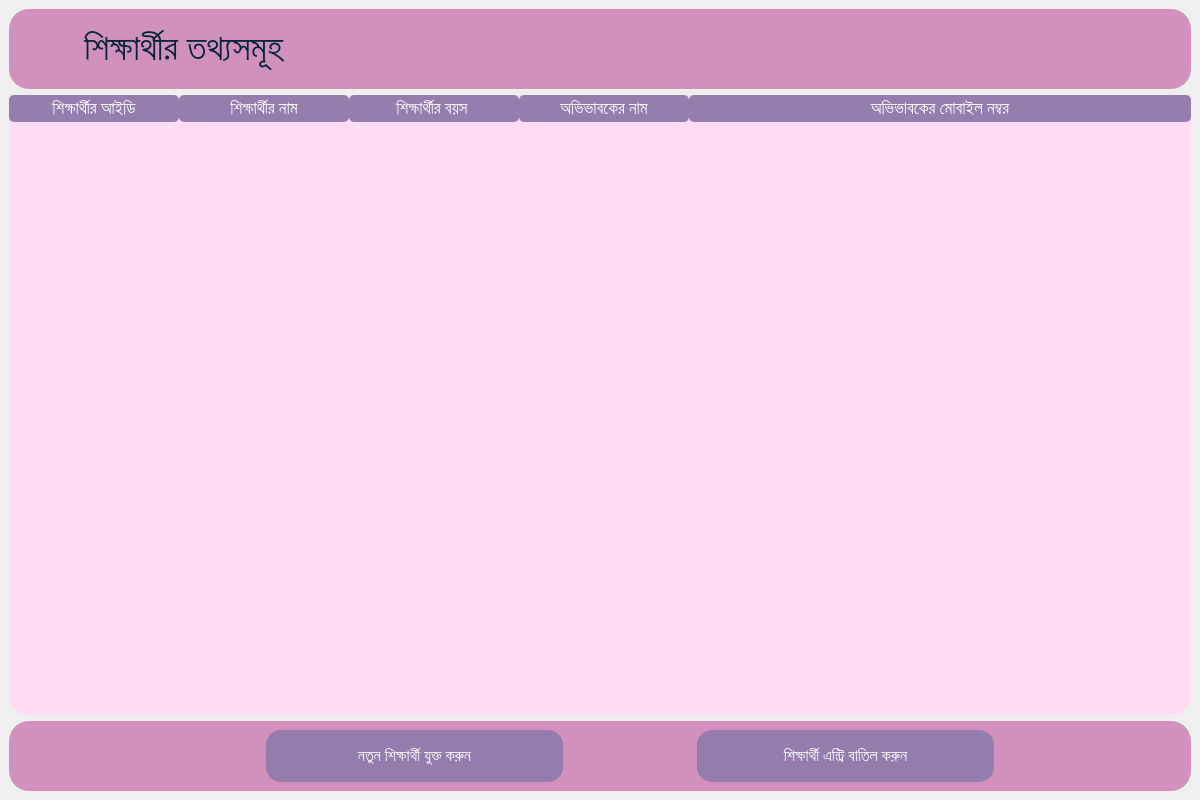
ahmedfahad04/SPL-2, file EmPower/UI/Student_details.ui: the form before one commit.
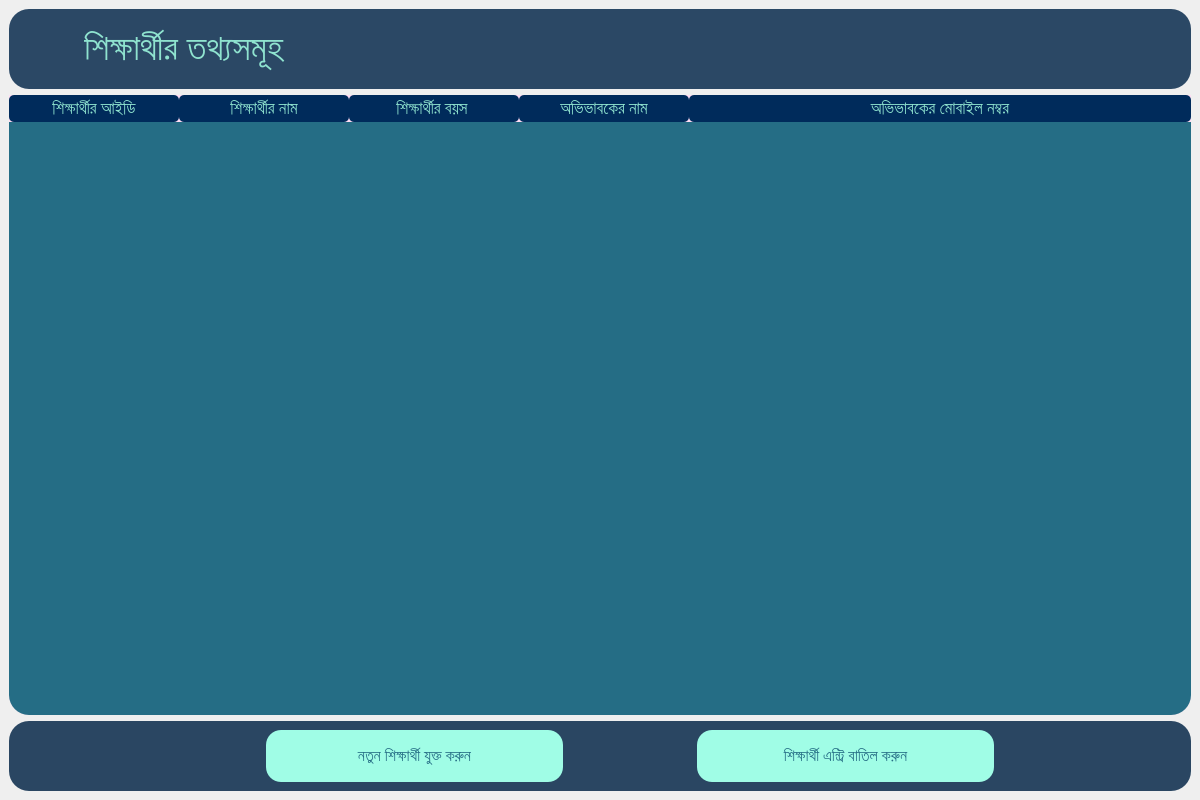
The form after the commit. Icons and pictures are not drawn.

```diff
--- a/EmPower/UI/Student_details.ui
+++ b/EmPower/UI/Student_details.ui
@@ -42,7 +42,7 @@
        </size>
       </property>
       <property name="styleSheet">
-       <string notr="true">background-color: rgb(210, 145, 188);
+       <string notr="true">background-color: #2B4865;
 border-radius: 20px;</string>
       </property>
       <property name="frameShape">
@@ -91,7 +91,7 @@
          </property>
          <property name="styleSheet">
           <string notr="true">QPushButton {
-	background-color: rgb(210, 145, 188);
+	background-color: #2B4865 #256D85;
 	border: none;
 }
 
@@ -134,7 +134,7 @@
           </font>
          </property>
          <property name="styleSheet">
-          <string notr="true">color: #04253A</string>
+          <string notr="true">color: #8FE3CF</string>
          </property>
          <property name="text">
           <string>শিক্ষার্থীর তথ্যসমূহ </string>
@@ -187,17 +187,18 @@
          </property>
          <property name="styleSheet">
           <string notr="true">QHeaderView::section {
-	background-color: rgb(149, 125, 173);
-    color: #fff;
+	background-color: #002B5B;
+    color: rgb(143, 227, 207);
 	border-radius: 5px;
 }
 
 
 
 QTableWidget {
-	background-color: rgb(255, 220, 243);
-	gridline-color: rgb(85, 0, 0);
+	background-color: #256D85;
+	gridline-color: rgb(255, 255, 255);
 	border-radius: 20px;
+	color: #fff;
 }
 
 </string>
@@ -218,7 +219,7 @@
           <enum>QAbstractScrollArea::AdjustToContentsOnFirstShow</enum>
          </property>
          <property name="alternatingRowColors">
-          <bool>true</bool>
+          <bool>false</bool>
          </property>
          <property name="textElideMode">
           <enum>Qt::ElideLeft</enum>
@@ -354,7 +355,7 @@
        </size>
       </property>
       <property name="styleSheet">
-       <string notr="true">background-color: rgb(210, 145, 188);
+       <string notr="true">background-color: rgb(42, 70, 98);
 border-radius: 20px;</string>
       </property>
       <property name="frameShape">
@@ -404,8 +405,8 @@
          </property>
          <property name="styleSheet">
           <string notr="true">QPushButton {
-background-color: rgb(148, 125, 172);
-color: rgb(255, 255, 255);
+background-color: rgb(160, 253, 230);
+color:  #256D85 ;
 border-radius: 15px;
 }
 
@@ -459,8 +460,8 @@
          </property>
          <property name="styleSheet">
           <string notr="true">QPushButton {
-background-color: rgb(148, 125, 172);
-color: rgb(255, 255, 255);
+background-color: rgb(160, 253, 230);
+color:  #256D85 ;
 border-radius: 15px;
 }
 
```
Left out of the diff: 12 changed lines with no effect on the pictures.
